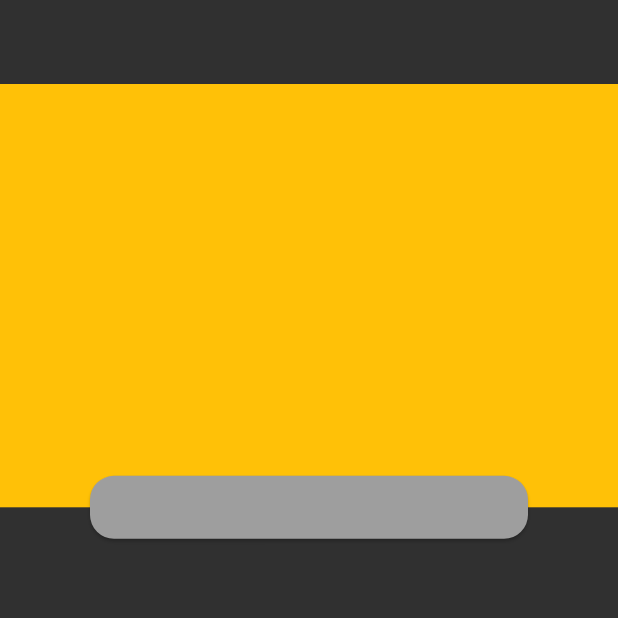
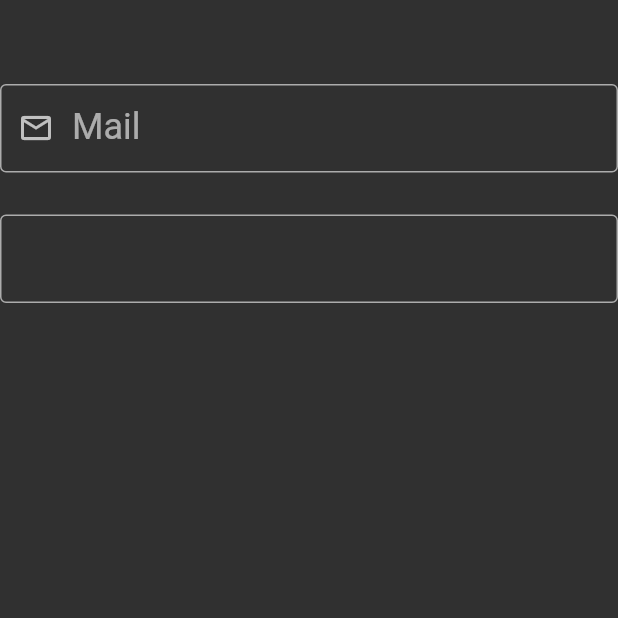
Before and after one commit to malikenes/flutter_full_learn, a Flutter app: the screen it shows after launch, on a phone screen of 412 x 824 dp, the top half of it. Run offline on Flutter 3.47's test engine with Material 2 defaults, Android fonts, the phone set to English and light mode, and no system bars.

Commit message:
pageview statefull textfield

```diff
--- /dev/null
+++ b/lib/101/textfield_learn.dart
@@ -0,0 +1,40 @@
+import 'package:flutter/material.dart';
+
+class TextfieldLearn extends StatefulWidget {
+  const TextfieldLearn({Key? key}) : super(key: key);
+
+  @override
+  State<TextfieldLearn> createState() => _TextfieldLearnState();
+}
+
+class _TextfieldLearnState extends State<TextfieldLearn> {
+  @override
+  Widget build(BuildContext context) {
+    return Scaffold(
+      appBar: AppBar(),
+      body: Column(
+        children: [
+          TextField(
+            maxLength: 20,
+            buildCounter: (BuildContext context,
+                {int? currentLength, bool? isFocused, int? maxLength}) {
+              return Container(
+                width: 20.0 * (currentLength ?? 0),
+                height: 20,
+                color: Colors.green,
+              );
+            },
+            keyboardType: TextInputType.emailAddress,
+            textInputAction: TextInputAction.next,
+            autofillHints: [AutofillHints.email], //keyboradun ustunde ona göre hint veriyor
+            decoration: InputDecoration(
+                border: OutlineInputBorder(),
+                prefixIcon: Icon(Icons.mail_outline_outlined),
+                labelText: "Mail"),
+          ),
+          TextField(),
+        ],
+      ),
+    );
+  }
+}
--- a/lib/main.dart
+++ b/lib/main.dart
@@ -10,10 +10,14 @@ import 'package:flutter_full_learn/101/image_learn.dart';
 import 'package:flutter_full_learn/101/indicator_learn.dart';
 import 'package:flutter_full_learn/101/list_tile_learn.dart';
 import 'package:flutter_full_learn/101/padding_learn.dart';
+import 'package:flutter_full_learn/101/pageview_learn.dart';
 import 'package:flutter_full_learn/101/scaffold_learn.dart';
 import 'package:flutter_full_learn/101/stack_learn.dart';
+import 'package:flutter_full_learn/101/stateful_learn.dart';
+import 'package:flutter_full_learn/101/stateful_lifecycle_learn.dart';
 import 'package:flutter_full_learn/101/stateless_learn.dart';
 import 'package:flutter_full_learn/101/text_learn.dart';
+import 'package:flutter_full_learn/101/textfield_learn.dart';
 import 'package:flutter_full_learn/demos/note_demos_app.dart';
 import 'package:flutter_full_learn/demos/stack_learn_demos.dart';
 
@@ -36,11 +40,21 @@ class MyApp extends StatelessWidget {
             progressIndicatorTheme: ProgressIndicatorThemeData(
               color: Colors.white,
             ),
+            listTileTheme: ListTileThemeData(contentPadding: EdgeInsets.zero),
+            cardTheme:
+                CardTheme(shape: RoundedRectangleBorder(borderRadius: BorderRadius.circular(20))),
+            inputDecorationTheme: InputDecorationTheme(
+              filled: true,
+              fillColor: Colors.transparent,
+              border: OutlineInputBorder(),
+              labelStyle: TextStyle(fontSize: 24),
+            ),
             appBarTheme: AppBarTheme(
                 centerTitle: true,
+
                 // systemOverlayStyle: SystemUiOverlayStyle.light,
                 backgroundColor: Colors.transparent,
                 elevation: 0)),
-        home: StackLearnDemos());
+        home: TextfieldLearn());
   }
 }
--- /dev/null
+++ b/lib/product/language/language_items.dart
@@ -0,0 +1,3 @@
+class LanguageItems {
+  static const welcomeTitle = "Merhaba";
+}
```
Also changed, not shown: lib/101/pageview_learn.dart (added, +52 -0 lines), lib/101/stateful_learn.dart (added, +71 -0 lines), lib/101/stateful_lifecycle_learn.dart (added, +59 -0 lines), lib/product/counter_hello_button.dart (added, +27 -0 lines).
